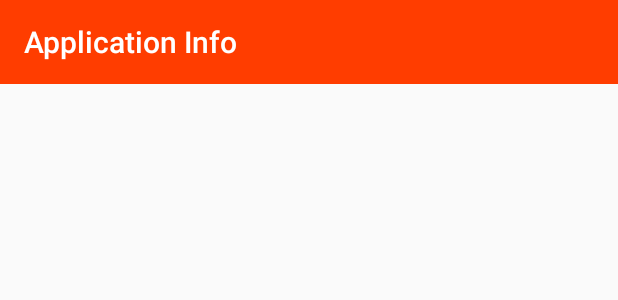
After one commit to kenumir/ApkInfo, an Android app: the layout activity_application_details.xml on its own in the app's theme, with its tools: preview values and no code run, on a phone screen of 412 x 824 dp. The commit adds this screen. Shown: the top 300 px of the screen. Run offline under Robolectric (Android 15) with nearby library versions, the phone set to English and light mode, and no system bars.

Commit message:
App list, open details (empty), icons, toolbar, colors.

```diff
--- a/app/src/main/java/com/wt/apkinfo/activity/MainActivity.java
+++ b/app/src/main/java/com/wt/apkinfo/activity/MainActivity.java
@@ -4,6 +4,7 @@ import android.support.v7.app.AppCompatActivity;
 import android.os.Bundle;
 import android.widget.FrameLayout;
 
+import com.google.firebase.perf.metrics.AddTrace;
 import com.wt.apkinfo.R;
 import com.wt.apkinfo.R2;
 import com.wt.apkinfo.fragment.ApplicationsFragment;
@@ -16,6 +17,7 @@ public class MainActivity extends AppCompatActivity {
 	@BindView(R2.id.mainFrame) FrameLayout mainFrame;
 
 	@Override
+	@AddTrace(name = "MainActivity_onCreate")
 	protected void onCreate(Bundle savedInstanceState) {
 		super.onCreate(savedInstanceState);
 		setContentView(R.layout.activity_main);
--- /dev/null
+++ b/app/src/main/res/layout/activity_application_details.xml
@@ -0,0 +1,18 @@
+<?xml version="1.0" encoding="utf-8"?>
+<LinearLayout
+    xmlns:android="http://schemas.android.com/apk/res/android"
+    xmlns:app="http://schemas.android.com/apk/res-auto"
+    android:orientation="vertical"
+    android:layout_width="match_parent"
+    android:layout_height="match_parent">
+
+    <android.support.v7.widget.Toolbar
+        android:id="@+id/toolbar"
+        android:layout_width="match_parent"
+        android:layout_height="?attr/actionBarSize"
+        android:theme="@style/ThemeOverlay.AppCompat.Dark.ActionBar"
+        android:background="?colorPrimary"
+        app:popupTheme="@style/ThemeOverlay.AppCompat.Light"
+        app:title="@string/app_details_title"/>
+
+</LinearLayout>
--- a/app/src/main/res/values/colors.xml
+++ b/app/src/main/res/values/colors.xml
@@ -1,9 +1,10 @@
 <?xml version="1.0" encoding="utf-8"?>
 <resources>
-    <color name="colorPrimary">#3F51B5</color>
-    <color name="colorPrimaryDark">#303F9F</color>
-    <color name="colorAccent">#FF4081</color>
+    <color name="colorPrimary">@color/app_icon_color</color>
+    <color name="colorPrimaryDark">@color/app_icon_color_dark</color>
+    <color name="colorAccent">#002DC2</color>
 
-    <color name="start_activity_bg">#FFE8E8E8</color>
+    <color name="start_activity_bg">#FFFFFFFF</color>
     <color name="app_icon_color">#ff3d00</color>
+    <color name="app_icon_color_dark">#C22E00</color>
 </resources>
--- a/app/src/main/res/values/strings.xml
+++ b/app/src/main/res/values/strings.xml
@@ -1,6 +1,6 @@
 <resources>
     <string name="app_name">Apk Info</string>
 
-    <!-- TODO: Remove or change this placeholder text -->
-    <string name="hello_blank_fragment">Hello blank fragment</string>
+    <!-- Application details -->
+    <string name="app_details_title">Application Info</string>
 </resources>
--- /dev/null
+++ b/app/src/main/res/xml/app_backup_rules.xml
@@ -0,0 +1,4 @@
+<?xml version="1.0" encoding="utf-8"?>
+<full-backup-content>
+
+</full-backup-content>
--- a/build.gradle
+++ b/build.gradle
@@ -7,9 +7,8 @@ buildscript {
     dependencies {
         classpath 'com.android.tools.build:gradle:2.3.3'
         classpath 'com.jakewharton:butterknife-gradle-plugin:8.8.1'
-
-        // NOTE: Do not place your application dependencies here; they belong
-        // in the individual module build.gradle files
+        classpath 'com.google.gms:google-services:3.1.0'
+        classpath 'com.google.firebase:firebase-plugins:1.1.1'
     }
 }
 
```
Also changed, not shown: app/build.gradle (+34 -0 lines), app/src/main/AndroidManifest.xml (+6 -3 lines), app/src/main/java/com/wt/apkinfo/App.java (+19 -0 lines), app/src/main/java/com/wt/apkinfo/activity/ApplicationDetailsActivity.java (added, +42 -0 lines), app/src/main/java/com/wt/apkinfo/activity/StartActivity.java (+8 -0 lines), app/src/main/java/com/wt/apkinfo/db/DatabaseCreator.java (+6 -4 lines), app/src/main/java/com/wt/apkinfo/fragment/ApplicationsFragment.java (+66 -9 lines), app/src/main/java/com/wt/apkinfo/viewmodel/ApplicationListViewModel.java (+7 -7 lines), app/src/main/res/drawable/ic_arrow_back_white_24dp.xml (added, +9 -0 lines), app/src/main/res/drawable/ic_search_white_24dp.xml (added, +9 -0 lines), app/src/main/res/layout/fragment_applications.xml (+18 -16 lines), 1 other file.
